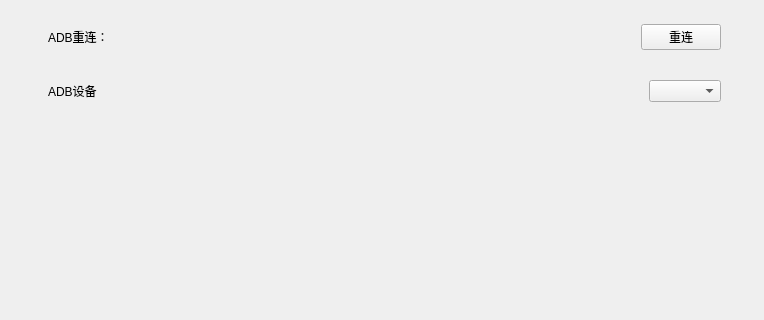
Qt form res/ui/widget_adb.ui (purejiang/BlankTool) before a commit; both pictures show x 0 to 764 and y 0 to 320 of the 764 by 571 pixel window.
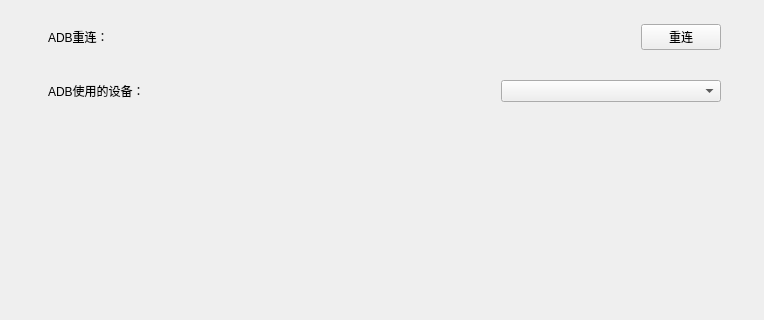
The same form after that commit.

What changed in the file:
```diff
--- a/res/ui/widget_adb.ui
+++ b/res/ui/widget_adb.ui
@@ -100,7 +100,7 @@
          </layout>
         </item>
         <item>
-         <layout class="QHBoxLayout" name="horizontalLayout_2" stretch="1,0">
+         <layout class="QHBoxLayout" name="horizontalLayout_2" stretch="2,1">
           <property name="spacing">
            <number>12</number>
           </property>
@@ -125,7 +125,7 @@
              </sizepolicy>
             </property>
             <property name="text">
-             <string>ADB设备</string>
+             <string>ADB使用的设备：</string>
             </property>
            </widget>
           </item>
```
